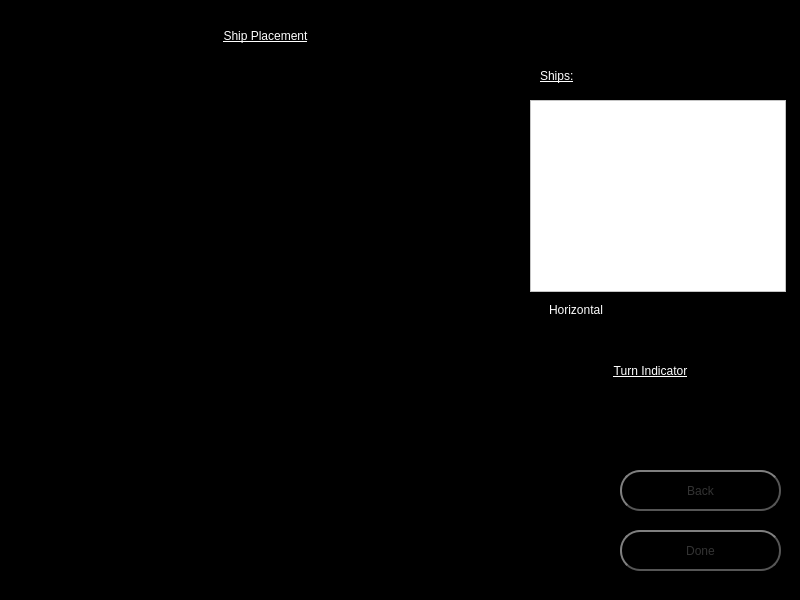
First picture: the form in FrontEndMain/FrontEndMain/placementpage.ui, repository drewanderson17/BattleShips, before the edit.
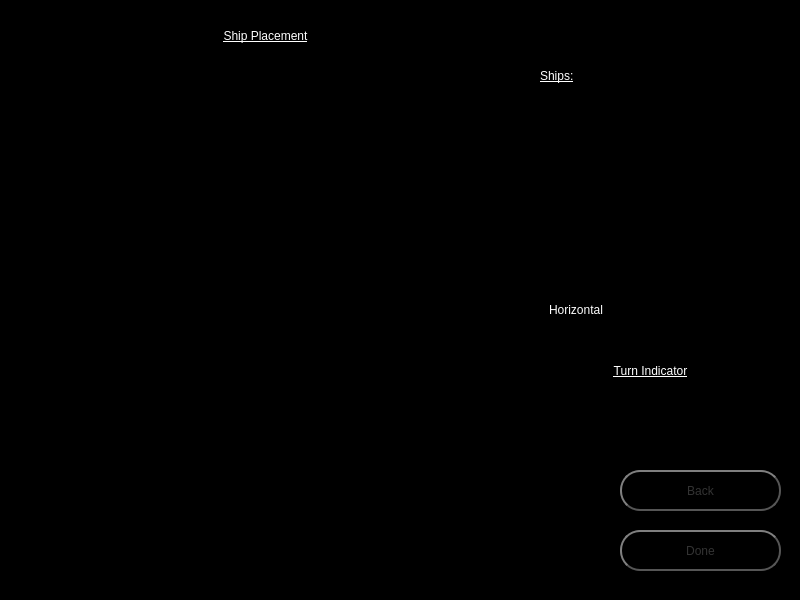
Second picture: the form after the edit.

Commit message: - A couple changes to the ui file for the settings page and the placement page - Will merge to master during meeting with Eric and Drew at noon

Diff of the .ui file:
```diff
--- a/FrontEndMain/FrontEndMain/placementpage.ui
+++ b/FrontEndMain/FrontEndMain/placementpage.ui
@@ -234,7 +234,7 @@
   <widget class="QLabel" name="indicatorLabel">
    <property name="geometry">
     <rect>
-     <x>610</x>
+     <x>620</x>
      <y>400</y>
      <width>61</width>
      <height>41</height>
@@ -486,7 +486,9 @@
     </rect>
    </property>
    <property name="styleSheet">
-    <string notr="true">background-color: rgb(255, 255, 255)</string>
+    <string notr="true">background-color: rgb(0, 0, 0);
+color: rgb(255, 255, 255);
+font: 75 12pt &quot;MS Shell Dlg 2&quot;;</string>
    </property>
   </widget>
  </widget>
```
The commit also changes 1 other file.
